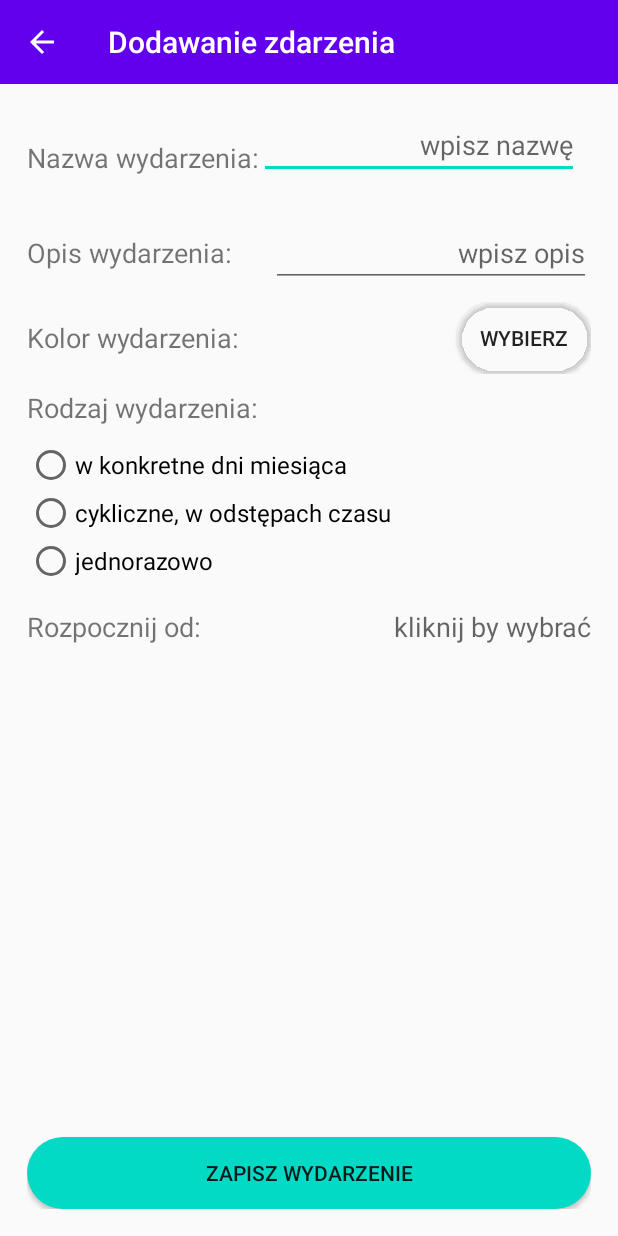
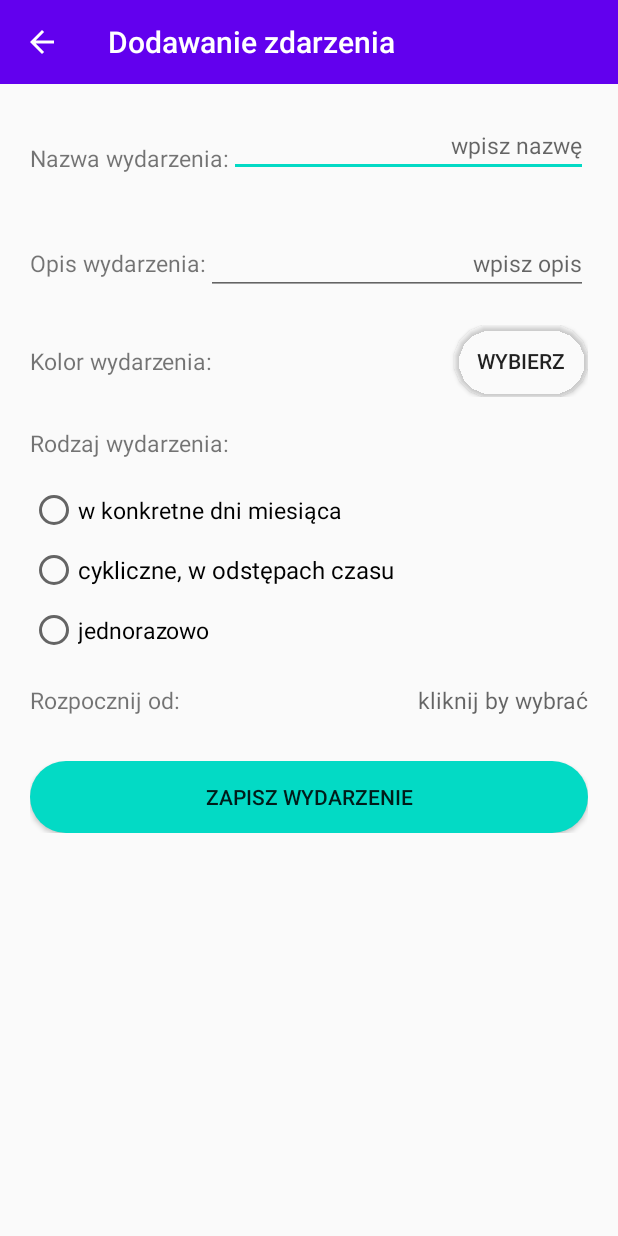
Before and after one commit to krzysztofrutana/Przypominajka, an Android app: the AddNewEventActivity screen opened directly, with no data from a screen before it, on a phone screen of 412 x 824 dp. Run offline under Robolectric (Android 15) with nearby library versions, the phone set to English and light mode, and no system bars; libraries missing offline, so code that uses them is left out: yuku.ambilwarna; 2 statements that could not run were skipped.

Commit message:
Smaller font ant other interface improvements.

```diff
--- a/app/src/main/res/layout/activity_add_new.xml
+++ b/app/src/main/res/layout/activity_add_new.xml
@@ -5,6 +5,11 @@
     android:layout_width="match_parent"
     android:layout_height="match_parent"
     tools:context=".activities.AddNewEventActivity">
+<ScrollView
+    android:layout_width="match_parent"
+    android:layout_height="match_parent"
+    android:visibility="visible"
+    android:id="@+id/scroll_view_content">
 
     <LinearLayout
         android:layout_width="match_parent"
@@ -25,7 +30,7 @@
             android:orientation="vertical"
             tools:layout_editor_absoluteX="1dp"
             tools:layout_editor_absoluteY="1dp"
-            android:padding="18dp">
+            android:padding="20dp">
 
             <LinearLayout
                 android:layout_width="match_parent"
@@ -37,7 +42,7 @@
                     android:layout_width="wrap_content"
                     android:layout_height="wrap_content"
                     android:text="@string/event_name"
-                    android:textSize="18sp"
+                    android:textSize="15sp"
                     android:layout_gravity="center_horizontal|center_vertical" />
 
                 <androidx.constraintlayout.widget.ConstraintLayout
@@ -56,13 +61,15 @@
                             android:layout_width="wrap_content"
                             android:layout_height="wrap_content"
                             android:layout_weight="1"
-                            android:ems="10"
                             android:gravity="end"
+                            android:ems="15"
                             android:hint="@string/write_event_name_hint"
                             android:inputType="textMultiLine|textCapSentences"
                             android:singleLine="false"
                             app:layout_constraintEnd_toEndOf="parent"
-                            android:autofillHints="" />
+                            android:autofillHints=""
+                            android:layout_gravity="end"
+                            android:textSize="15sp" />
 
                         <TextView
                             android:id="@+id/text_hint"
@@ -84,14 +91,14 @@
                 android:layout_width="match_parent"
                 android:layout_height="wrap_content"
                 android:orientation="horizontal"
-                android:layout_marginTop="10dp">
+                android:layout_marginTop="20dp">
 
                 <TextView
                     android:id="@+id/textViewEventDiscription"
                     android:layout_width="wrap_content"
                     android:layout_height="wrap_content"
                     android:text="@string/event_discription"
-                    android:textSize="18sp"
+                    android:textSize="15sp"
                     android:layout_gravity="center_horizontal|center_vertical" />
 
                 <androidx.constraintlayout.widget.ConstraintLayout
@@ -103,20 +110,21 @@
                         android:layout_width="wrap_content"
                         android:layout_height="wrap_content"
                         android:layout_weight="1"
-                        android:ems="10"
+                        android:ems="15"
                         android:hint="@string/write_discription"
                         app:layout_constraintEnd_toEndOf="parent"
                         android:inputType="textMultiLine|textCapSentences"
                         android:gravity="end"
                         tools:ignore="MissingConstraints"
-                        android:autofillHints="" />
+                        android:autofillHints=""
+                        android:textSize="15sp" />
                 </androidx.constraintlayout.widget.ConstraintLayout>
             </LinearLayout>
 
             <LinearLayout
                 android:layout_width="match_parent"
                 android:layout_height="wrap_content"
-                android:layout_marginTop="10dp"
+                android:layout_marginTop="20dp"
                 android:orientation="horizontal">
 
                 <TextView
@@ -124,7 +132,7 @@
                     android:layout_width="wrap_content"
                     android:layout_height="wrap_content"
                     android:text="@string/event_color"
-                    android:textSize="18sp"
+                    android:textSize="15sp"
                     android:layout_gravity="center_vertical|center_horizontal" />
 
                 <androidx.constraintlayout.widget.ConstraintLayout
@@ -154,14 +162,14 @@
                 android:layout_width="match_parent"
                 android:layout_height="wrap_content"
                 android:orientation="horizontal"
-                android:layout_marginTop="10dp">
+                android:layout_marginTop="20dp">
 
                 <TextView
                     android:id="@+id/textRodzaj"
                     android:layout_width="wrap_content"
                     android:layout_height="wrap_content"
                     android:text="@string/event_type"
-                    android:textSize="18sp"
+                    android:textSize="15sp"
                     android:layout_gravity="center_horizontal|center_vertical" />
 
             </LinearLayout>
@@ -177,7 +185,8 @@
                     android:layout_width="wrap_content"
                     android:layout_height="wrap_content"
                     android:text="@string/in_current_day_of_month"
-                    android:textSize="16sp" />
+                    android:textSize="15sp"
+                    android:layout_marginTop="8dp" />
 
                 <LinearLayout
                     android:layout_width="match_parent"
@@ -185,7 +194,7 @@
                     android:orientation="vertical"
                     android:background="#EEEEEE"
                     android:id="@+id/linearLayoutMonthSection"
-                    android:visibility="visible">
+                    android:visibility="gone">
 
                     <LinearLayout
                         android:layout_width="match_parent"
@@ -197,7 +206,7 @@
                             android:layout_width="wrap_content"
                             android:layout_height="wrap_content"
                             android:text="@string/day_of_month"
-                            android:textSize="18sp"
+                            android:textSize="15sp"
                             android:paddingLeft="30dp"
                             android:paddingStart="30dp"
                             tools:ignore="RtlSymmetry"
@@ -222,7 +231,8 @@
                                 app:layout_constraintEnd_toEndOf="parent"
                                 tools:ignore="MissingConstraints"
                                 android:autofillHints=""
-                                android:visibility="visible" />
+                                android:visibility="visible"
+                                android:textSize="15sp" />
 
                         </androidx.constraintlayout.widget.ConstraintLayout>
 
@@ -247,7 +257,7 @@
                             android:layout_width="wrap_content"
                             android:layout_height="wrap_content"
                             android:text="@string/how_many_repeats"
-                            android:textSize="18sp"
+                            android:textSize="15sp"
                             android:layout_gravity="center_vertical|center_horizontal"
                             android:paddingLeft="30dp"
                             android:paddingStart="30dp"
@@ -266,7 +276,7 @@
                                 android:layout_width="wrap_content"
                                 android:layout_height="wrap_content"
                                 android:layout_weight="1"
-
+                                android:textSize="15sp"
                                 android:gravity="end"
                                 android:hint="@string/number_of_months"
                                 android:inputType="number"
@@ -299,7 +309,7 @@
                             android:layout_gravity="center_vertical|center_horizontal"
                             android:paddingLeft="30dp"
                             android:text="@string/time_word"
-                            android:textSize="18sp"
+                            android:textSize="15sp"
                             android:paddingStart="30dp"
                             tools:ignore="RtlSymmetry" />
 
@@ -315,11 +325,12 @@
                                 android:layout_height="match_parent"
                                 android:layout_marginEnd="3dp"
                                 android:layout_marginRight="3dp"
-                                android:checked="true"
+                                android:checked="false"
                                 android:text="@string/time_default"
                                 app:layout_constraintBottom_toBottomOf="parent"
                                 app:layout_constraintEnd_toEndOf="parent"
-                                app:layout_constraintTop_toTopOf="parent" />
+                                app:layout_constraintTop_toTopOf="parent"
+                                android:textSize="15sp" />
                         </androidx.constraintlayout.widget.ConstraintLayout>
 
 
@@ -345,7 +356,7 @@
                                 android:paddingStart="15dp"
                                 android:paddingLeft="15dp"
                                 android:text="@string/set_time_text"
-                                android:textSize="16sp"
+                                android:textSize="15sp"
                                 android:visibility="gone"
                                 app:layout_constraintBottom_toBottomOf="parent"
                                 app:layout_constraintEnd_toEndOf="parent"
@@ -363,7 +374,8 @@
                     android:layout_width="match_parent"
                     android:layout_height="wrap_content"
                     android:text="@string/cyclically_at_time_intervals"
-                    android:textSize="16sp" />
+                    android:textSize="16sp"
+                    android:layout_marginTop="8dp" />
 
 
                 <LinearLayout
@@ -386,7 +398,7 @@
                             android:layout_gravity="center_vertical|center_horizontal"
                             android:paddingLeft="30dp"
                             android:text="@string/remind_what"
-                            android:textSize="18sp"
+                            android:textSize="15sp"
                             android:paddingStart="30dp"
                             tools:ignore="RtlSymmetry" />
 
@@ -409,7 +421,8 @@
                                 android:paddingStart="10dp"
                                 android:paddingLeft="10dp"
                                 tools:ignore="MissingConstraints,RtlSymmetry"
-                                android:autofillHints="" />
+                                android:autofillHints=""
+                                android:textSize="15sp" />
 
 
                         </androidx.constraintlayout.widget.ConstraintLayout>
@@ -432,19 +445,22 @@
                                     android:id="@+id/checkBoxCustomTimeDay"
                                     android:layout_width="wrap_content"
                                     android:layout_height="wrap_content"
-                                    android:text="@string/day" />
+                                    android:text="@string/day"
+                                    android:textSize="15sp" />
 
                                 <CheckBox
                                     android:id="@+id/checkBoxCustomTimeWeek"
                                     android:layout_width="wrap_content"
                                     android:layout_height="wrap_content"
-                                    android:text="@string/week" />
+                                    android:text="@string/week"
+                                    android:textSize="15sp" />
 
                                 <CheckBox
                                     android:id="@+id/checkBoxCustomTimeMonth"
                                     android:layout_width="wrap_content"
                                     android:layout_height="wrap_content"
-                                    android:text="@string/month" />
+                                    android:text="@string/month"
+                                    android:textSize="15sp" />
 
                             </LinearLayout>
 
@@ -475,7 +491,7 @@
                             android:layout_gravity="center_vertical|center_horizontal"
                             android:paddingLeft="30dp"
                             android:text="@string/how_many_repeats"
-                            android:textSize="18sp"
+                            android:textSize="15sp"
                             android:paddingStart="30dp"
                             tools:ignore="RtlSymmetry" />
 
@@ -498,7 +514,8 @@
                                 android:singleLine="true"
                                 android:text="@string/repeats_allways"
                                 app:layout_constraintEnd_toEndOf="parent"
-                                tools:ignore="RtlSymmetry" />
+                                tools:ignore="RtlSymmetry"
+                                android:textSize="15sp" />
                         </androidx.constraintlayout.widget.ConstraintLayout>
 
 
@@ -520,7 +537,7 @@
                                 android:visibility="gone"
                                 app:layout_constraintEnd_toEndOf="parent"
                                 tools:ignore="MissingConstraints"
-                                android:textSize="18sp"
+                                android:textSize="15sp"
                                 android:importantForAutofill="no" />
                         </androidx.constraintlayout.widget.ConstraintLayout>
 
@@ -549,7 +566,7 @@
                             android:layout_gravity="center_vertical|center_horizontal"
                             android:paddingLeft="30dp"
                             android:text="@string/time_word"
-                            android:textSize="18sp"
+                            android:textSize="15sp"
                             android:paddingStart="30dp"
                             tools:ignore="RtlSymmetry" />
 
@@ -565,11 +582,12 @@
                                 android:layout_height="match_parent"
                                 android:layout_marginEnd="3dp"
                                 android:layout_marginRight="3dp"
-                                android:checked="true"
+                                android:checked="false"
                                 android:text="@string/time_default"
                                 app:layout_constraintBottom_toBottomOf="parent"
                                 app:layout_constraintEnd_toEndOf="parent"
-                                app:layout_constraintTop_toTopOf="parent" />
+                                app:layout_constraintTop_toTopOf="parent"
+                                android:textSize="15sp" />
                         </androidx.constraintlayout.widget.ConstraintLayout>
 
 
@@ -595,7 +613,7 @@
                                 android:paddingStart="15dp"
                                 android:paddingLeft="15dp"
                                 android:text="@string/set_time_text"
-                                android:textSize="16sp"
+                                android:textSize="15sp"
                                 android:visibility="gone"
                                 app:layout_constraintBottom_toBottomOf="parent"
                                 app:layout_constraintEnd_toEndOf="parent"
@@ -613,7 +631,8 @@
                     android:layout_width="wrap_content"
                     android:layout_height="wrap_content"
                     android:text="@string/one_time"
-                    android:textSize="16sp" />
+                    android:textSize="15sp"
+                    android:layout_marginTop="8dp" />
 
                 <LinearLayout
                     android:layout_width="match_parent"
@@ -634,7 +653,7 @@
                             android:layout_width="wrap_content"
                             android:layout_height="wrap_content"
                             android:text="@string/date_of_event"
-                            android:textSize="18sp"
+                            android:textSize="15sp"
                             android:paddingStart="30dp"
                             android:paddingLeft="30dp"
                             tools:ignore="RtlSymmetry" />
@@ -656,7 +675,7 @@
                                 android:layout_weight="1"
                                 android:gravity="end"
                                 android:hint="@string/click_to_choose"
-                                android:textSize="18sp"
+                                android:textSize="15sp"
                                 app:layout_constraintEnd_toEndOf="parent"
                                 tools:ignore="MissingConstraints" />
                         </androidx.constraintlayout.widget.ConstraintLayout>
@@ -702,7 +721,7 @@
                                 android:layout_height="match_parent"
                                 android:layout_marginEnd="3dp"
                                 android:layout_marginRight="3dp"
-                                android:checked="true"
+                                android:checked="false"
                                 android:text="@string/time_default"
                                 app:layout_constraintBottom_toBottomOf="parent"
                                 app:layout_constraintEnd_toEndOf="parent"
@@ -720,7 +739,7 @@
 
 
                             <TextView
-                                android:id="@+id/editOneTimeTimeOfEvent"
+                                android:id="@+id/textOneTimeTimeOfEvent"
                                 android:layout_width="match_parent"
                                 android:layout_height="wrap_content"
                                 android:layout_marginStart="3dp"
@@ -753,13 +772,14 @@
                 android:layout_width="match_parent"
                 android:layout_height="wrap_content"
                 android:orientation="horizontal"
-                android:layout_marginTop="15dp">
+                android:layout_marginTop="20dp"
+                android:layout_marginBottom="20dp">
 
                 <TextView
                     android:layout_width="wrap_content"
                     android:layout_height="wrap_content"
                     android:text="@string/start_from"
-                    android:textSize="18sp" />
+                    android:textSize="15sp" />
 
                 <androidx.constraintlayout.widget.ConstraintLayout
                     android:layout_width="match_parent"
@@ -771,7 +791,7 @@
                         android:layout_height="wrap_content"
                         android:layout_weight="1"
                         android:hint="@string/click_to_choose"
-                        android:textSize="18sp"
+                        android:textSize="15sp"
                         app:layout_constraintEnd_toEndOf="parent"
                         android:gravity="end"
                         tools:ignore="MissingConstraints" />
@@ -799,4 +819,5 @@
 
         </LinearLayout>
     </LinearLayout>
+</ScrollView>
 </androidx.constraintlayout.widget.ConstraintLayout>
--- a/app/src/main/res/values/strings.xml
+++ b/app/src/main/res/values/strings.xml
@@ -29,7 +29,7 @@
     <string name="add_event">Dodawanie zdarzenia</string>
     <string name="time_word">Godzina:</string>
     <string name="time_default">Domyślna</string>
-    <string name="set_time_text">wybierz godzinę</string>
+    <string name="set_time_text">wybierz</string>
     <string name="save_event">Zapisz wydarzenie</string>
     <string name="click_to_choose">kliknij by wybrać</string>
     <string name="start_from">Rozpocznij od:</string>
```
